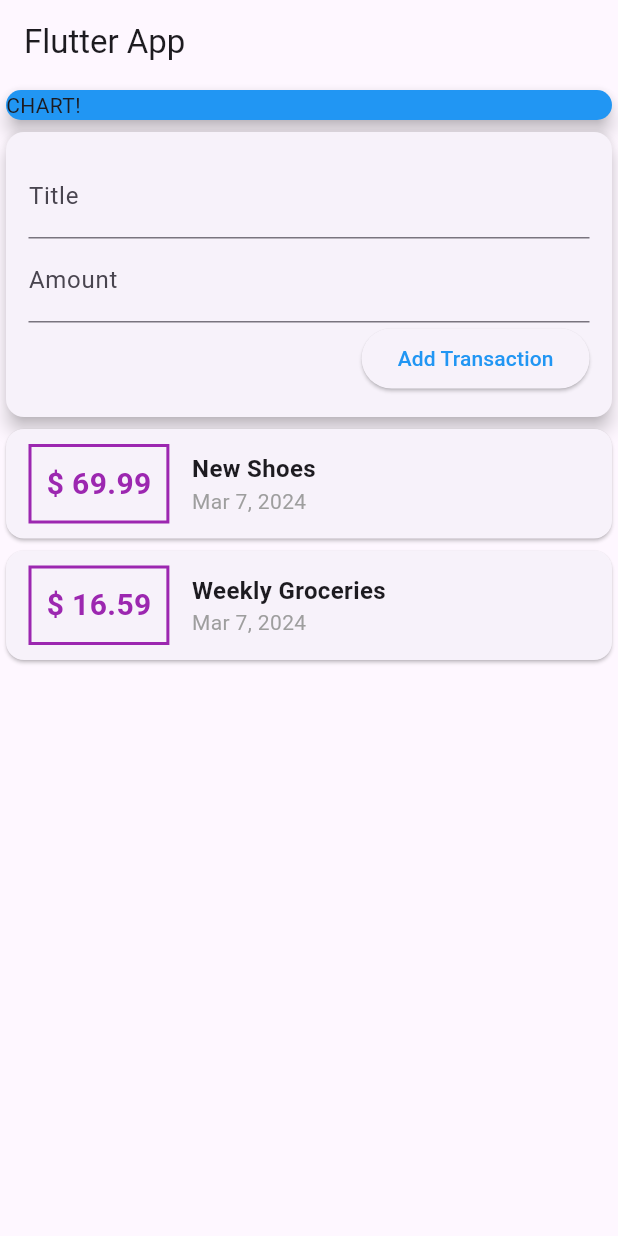
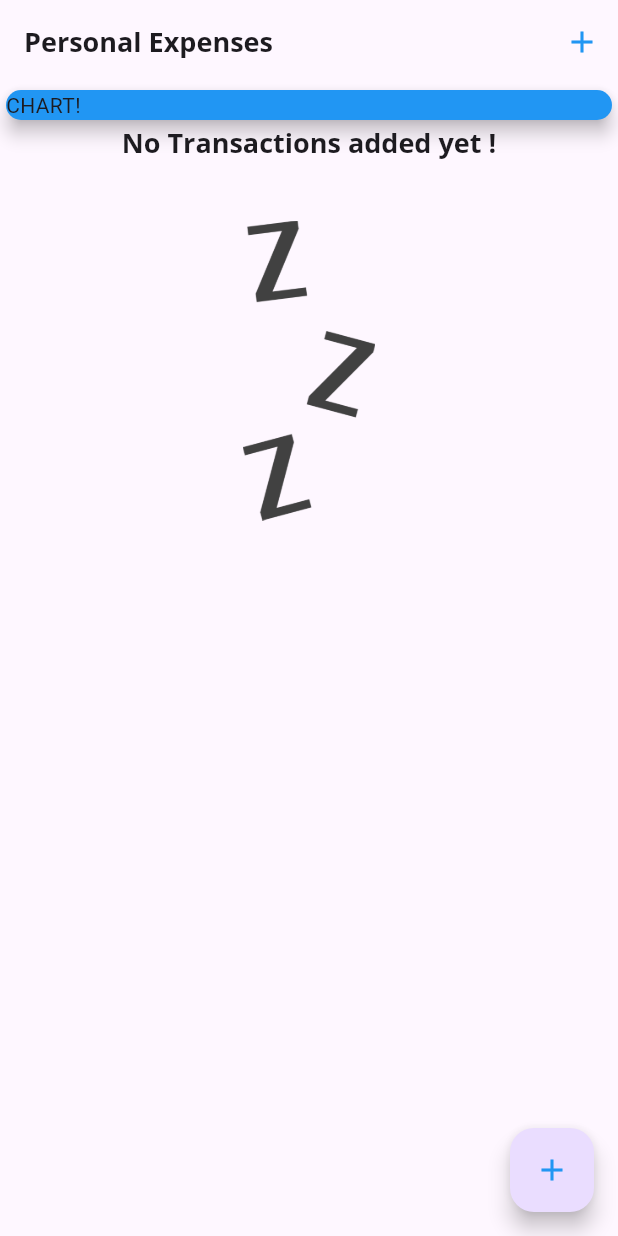
Before and after one commit to Assil28/Expense_Planner, a Flutter app: the screen it shows after launch, on a phone screen of 412 x 824 dp. Run offline on Flutter 3.47's test engine with Material 3 defaults, Android fonts, the phone set to English and light mode, and no system bars.

Commit message:
add file chart.dart

```diff
--- a/lib/main.dart
+++ b/lib/main.dart
@@ -1,7 +1,7 @@
-import 'package:expense_planner/widgets/user_transaction.dart';
+import 'package:expense_planner/models/transaction.dart';
+import 'package:expense_planner/widgets/new_transaction.dart';
+import 'package:expense_planner/widgets/transaction_list.dart';
 import 'package:flutter/material.dart';
-
-//20
 
 void main() => runApp(MyApp());
 
@@ -9,23 +9,79 @@ class MyApp extends StatelessWidget {
   @override
   Widget build(BuildContext context) {
     return MaterialApp(
-      title: 'Flutter App',
+      title: 'Personal Expenses',
+      theme: ThemeData(
+          primarySwatch: Colors.purple,
+          fontFamily: 'QuickSand',
+          textTheme: ThemeData.light().textTheme.copyWith(
+                  titleLarge: TextStyle(
+                fontFamily: 'OpenSans',
+                fontSize: 18,
+                fontWeight: FontWeight.bold,
+              ),
+              ),),
       home: MyHomePage(),
     );
   }
 }
 
-class MyHomePage extends StatelessWidget {
+class MyHomePage extends StatefulWidget {
+  @override
+  State<MyHomePage> createState() => _MyHomePageState();
+}
+
+class _MyHomePageState extends State<MyHomePage> {
+  final List<Transaction> _userTransactions = [
+    /*Transaction(
+        id: 't1', title: "New Shoes", amount: 69.99, date: DateTime.now()),
+    Transaction(
+        id: 't2',
+        title: "Weekly Groceries",
+        amount: 16.59,
+        date: DateTime.now()),*/
+  ];
+
+  void _addNewTransaction(String title, double amount) {
+    final newTx = Transaction(
+        title: title,
+        amount: amount,
+        date: DateTime.now(),
+        id: DateTime.now().toString());
+
+    setState(() {
+      _userTransactions.add(newTx);
+    });
+  }
+
+  void _startAddNewTransaction(BuildContext ctx) {
+    showModalBottomSheet(
+        context: ctx,
+        builder: (_) {
+          return GestureDetector(
+            onTap: () {},
+            child: NewTransaction(_addNewTransaction),
+            behavior: HitTestBehavior.opaque,
+          );
+        });
+  }
+
   @override
   Widget build(BuildContext context) {
-
-
-
     return Scaffold(
       appBar: AppBar(
-        title: Text('Flutter App'),
+        title: Text(
+          'Personal Expenses',
         ),
-      body: Column(
+        actions: [
+          IconButton(
+            onPressed: () => _startAddNewTransaction(context),
+            icon: Icon(Icons.add),
+            color: Colors.blue,
+          )
+        ],
+      ),
+      body: SingleChildScrollView(
+        child: Column(
           children: <Widget>[
             Container(
               width: double.infinity,
@@ -35,8 +91,16 @@ class MyHomePage extends StatelessWidget {
                 elevation: 5,
               ),
             ),
-        UserTransactions(),
+            TransactionList(_userTransactions),
           ],
+        ),
+      ),
+      floatingActionButton: FloatingActionButton(
+        child: Icon(
+          Icons.add,
+          color: Colors.blue,
+        ),
+        onPressed: () => _startAddNewTransaction(context),
       ),
     );
   }
--- a/lib/widgets/transaction_list.dart
+++ b/lib/widgets/transaction_list.dart
@@ -3,17 +3,35 @@ import 'package:flutter/material.dart';
 import 'package:intl/intl.dart';
 
 class TransactionList extends StatelessWidget {
-
   final List<Transaction> transactions;
 
   TransactionList(this.transactions);
 
-
   @override
   Widget build(BuildContext context) {
-
-    return Column(
-            children: transactions.map((tx) {
+    return Container(
+      height: 500,
+      child: transactions.isEmpty
+          ? Column(
+              children: [
+                Text(
+                  'No Transactions added yet !',
+                  style: Theme.of(context).textTheme.titleLarge,
+                ),
+                SizedBox(
+                  height: 40,
+                ),
+                Container(
+                  height: 200,
+                  child: Image.asset(
+                    'assets/images/waiting.png',
+                    fit: BoxFit.cover,
+                  ),
+                ),
+              ],
+            )
+          : ListView.builder(
+              itemBuilder: (BuildContext context, int index) {
                 return Card(
                   child: Row(
                     children: [
@@ -23,25 +41,27 @@ class TransactionList extends StatelessWidget {
                             horizontal: 15,
                           ),
                           decoration: BoxDecoration(
-                            border: Border.all(color: Colors.purple, width: 2)),
+                              border: Border.all(
+                                  color: Theme.of(context).primaryColor,
+                                  width: 2)),
                           padding: EdgeInsets.all(10),
                           child: Text(
-                          '\$ ${tx.amount}',
+                            '\$ ${transactions[index].amount.toStringAsFixed(2)}',
                             style: TextStyle(
                                 fontWeight: FontWeight.bold,
                                 fontSize: 20,
-                              color: Colors.purple),
+                                color: Theme.of(context).primaryColor),
                           )),
                       Column(
                         crossAxisAlignment: CrossAxisAlignment.start,
                         children: [
                           Text(
-                          '${tx.title}',
+                            '${transactions[index].title}',
                             style: TextStyle(
                                 fontSize: 16, fontWeight: FontWeight.bold),
                           ),
                           Text(
-                          DateFormat.yMMMd().format(tx.date),
+                            DateFormat.yMMMd().format(transactions[index].date),
                             style: TextStyle(color: Colors.grey),
                           ),
                         ],
@@ -49,7 +69,9 @@ class TransactionList extends StatelessWidget {
                     ],
                   ),
                 );
-            }).toList(),
+              },
+              itemCount: transactions.length,
+            ),
     );
   }
 }
--- a/lib/widgets/user_transaction.dart
+++ /dev/null
@@ -1,45 +0,0 @@
-import 'package:expense_planner/models/transaction.dart';
-import 'package:expense_planner/widgets/new_transaction.dart';
-import 'package:expense_planner/widgets/transaction_list.dart';
-import 'package:flutter/material.dart';
-
-class UserTransactions extends StatefulWidget {
-  const UserTransactions({super.key});
-
-  @override
-  State<UserTransactions> createState() => _UserTransactionsState();
-}
-
-class _UserTransactionsState extends State<UserTransactions> {
-  final List<Transaction> _userTransactions = [
-    Transaction(
-        id: 't1', title: "New Shoes", amount: 69.99, date: DateTime.now()),
-    Transaction(
-        id: 't2',
-        title: "Weekly Groceries",
-        amount: 16.59,
-        date: DateTime.now()),
-  ];
-
-  void _addNewTransaction(String title, double amount) {
-    final newTx = Transaction(
-        title: title,
-        amount: amount,
-        date: DateTime.now(),
-        id: DateTime.now().toString());
-
-  setState(() {
-    _userTransactions.add(newTx);
-  });
-  }
-
-  @override
-  Widget build(BuildContext context) {
-    return Column(
-      children: [
-        NewTransaction(_addNewTransaction),
-        TransactionList(_userTransactions),
-      ],
-    );
-  }
-}
```
Also changed, not shown: lib/widgets/chart.dart (added, +38 -0 lines), lib/widgets/new_transaction.dart (+30 -11 lines), pubspec.yaml (+14 -10 lines), assets/fonts/OpenSans-Bold.ttf (added), assets/fonts/OpenSans-Regular.ttf (added), assets/fonts/Quicksand-Bold.ttf (added), assets/fonts/Quicksand-Light.ttf (added), assets/fonts/Quicksand-Medium.ttf (added), assets/fonts/Quicksand-Regular.ttf (added), assets/images/waiting.png (added). Lines whose indentation alone changed are shown as unchanged.
